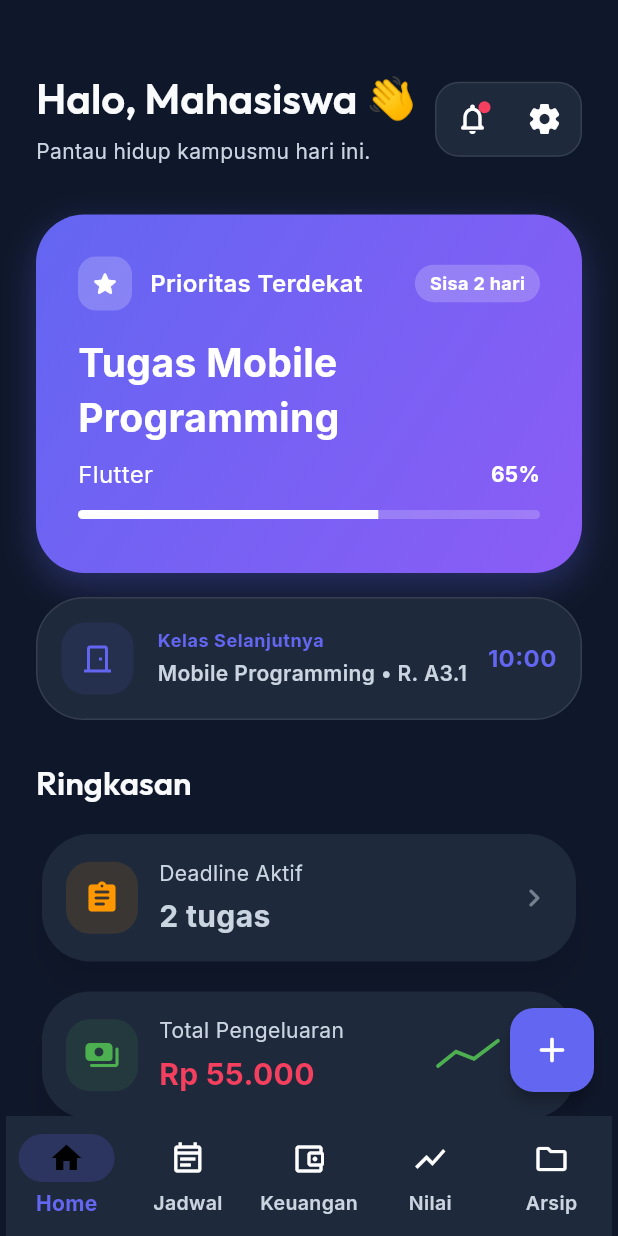
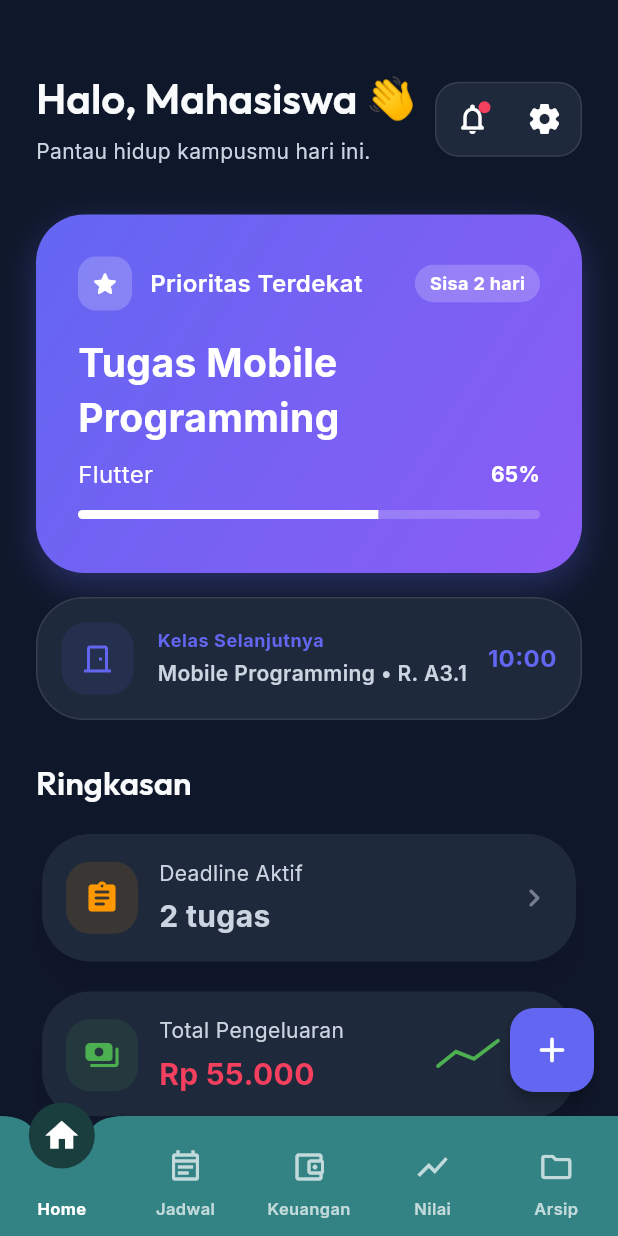
Before and after one commit to faiqurrohman/kampusgo_runner, a Flutter app: the screen it shows after launch, after a tap on "Masuk Sekarang", on a phone screen of 412 x 824 dp. Run offline on Flutter 3.47's test engine with Material 3 defaults, Android fonts, the phone set to English and light mode, and no system bars; our stand-ins replace google_fonts.

Commit message:
bottom navigation

```diff
--- a/lib/screens/dashboard_screen.dart
+++ b/lib/screens/dashboard_screen.dart
@@ -25,15 +25,9 @@ class _DashboardScreenState extends State<DashboardScreen> {
       elevation: 4,
       child: const Icon(Icons.add_rounded, color: Colors.white, size: 28),
     ) : null,
-    bottomNavigationBar: Padding(
-      padding: const EdgeInsets.symmetric(horizontal: 4),
-      child: NavigationBar(selectedIndex: index, onDestinationSelected: (v) => setState(() => index = v), destinations: const [
-        NavigationDestination(icon: Icon(Icons.home_outlined), selectedIcon: Icon(Icons.home), label: 'Home'),
-        NavigationDestination(icon: Icon(Icons.event_note_outlined), selectedIcon: Icon(Icons.event_note), label: 'Jadwal'),
-        NavigationDestination(icon: Icon(Icons.account_balance_wallet_outlined), selectedIcon: Icon(Icons.account_balance_wallet), label: 'Keuangan'),
-        NavigationDestination(icon: Icon(Icons.show_chart), label: 'Nilai'),
-        NavigationDestination(icon: Icon(Icons.folder_outlined), selectedIcon: Icon(Icons.folder), label: 'Arsip'),
-      ]),
+    bottomNavigationBar: _AnimatedMotionNavBar(
+      selectedIndex: index,
+      onDestinationSelected: (v) => setState(() => index = v),
     ),
   ));
 }
@@ -292,3 +286,161 @@ class _SettingsSheet extends StatelessWidget {
     );
   }
 }
+
+class _AnimatedMotionNavBar extends StatelessWidget {
+  final int selectedIndex;
+  final ValueChanged<int> onDestinationSelected;
+
+  const _AnimatedMotionNavBar({
+    required this.selectedIndex,
+    required this.onDestinationSelected,
+  });
+
+  @override
+  Widget build(BuildContext context) {
+    final items = [
+      (icon: Icons.home_outlined, activeIcon: Icons.home, label: 'Home'),
+      (icon: Icons.event_note_outlined, activeIcon: Icons.event_note, label: 'Jadwal'),
+      (icon: Icons.account_balance_wallet_outlined, activeIcon: Icons.account_balance_wallet, label: 'Keuangan'),
+      (icon: Icons.show_chart, activeIcon: Icons.show_chart, label: 'Nilai'),
+      (icon: Icons.folder_outlined, activeIcon: Icons.folder, label: 'Arsip'),
+    ];
+
+    // Menggunakan warna Teal utama sesuai instruksi dan gambar referensi user
+    const bgColor = Color(0xFF338385);
+    const circleColor = Color(0xFF1A3D3E);
+
+    return SizedBox(
+      height: 80,
+      child: TweenAnimationBuilder<double>(
+        tween: Tween<double>(begin: selectedIndex.toDouble(), end: selectedIndex.toDouble()),
+        duration: const Duration(milliseconds: 400),
+        curve: Curves.easeOutCubic,
+        builder: (context, animatedIndex, child) {
+          return Stack(
+            clipBehavior: Clip.none,
+            children: [
+              // 1. Custom Painter untuk menggambar bar beserta notch dan lingkaran indikator
+              CustomPaint(
+                size: Size(MediaQuery.of(context).size.width, 80),
+                painter: _NotchPainter(
+                  animatedIndex: animatedIndex,
+                  bgColor: bgColor,
+                  circleColor: circleColor,
+                ),
+              ),
+              // 2. Ikon-ikon navigasi beserta nama/labelnya
+              Row(
+                children: List.generate(items.length, (index) {
+                  final isSelected = index == selectedIndex;
+                  final item = items[index];
+                  return Expanded(
+                    child: GestureDetector(
+                      behavior: HitTestBehavior.opaque,
+                      onTap: () => onDestinationSelected(index),
+                      child: SizedBox(
+                        height: 80,
+                        child: Stack(
+                          alignment: Alignment.center,
+                          children: [
+                            // Animasi pergerakan ikon ke atas memasuki lingkaran indikator
+                            AnimatedPositioned(
+                              duration: const Duration(milliseconds: 350),
+                              curve: Curves.easeOutCubic,
+                              top: isSelected ? 0 : 22,
+                              child: AnimatedSwitcher(
+                                duration: const Duration(milliseconds: 300),
+                                transitionBuilder: (child, animation) => ScaleTransition(scale: animation, child: child),
+                                child: Icon(
+                                  isSelected ? item.activeIcon : item.icon,
+                                  key: ValueKey<bool>(isSelected),
+                                  color: isSelected ? Colors.white : Colors.white70,
+                                  size: isSelected ? 26 : 24,
+                                ),
+                              ),
+                            ),
+                            // Nama label tetap dipertahankan di bagian bawah tab
+                            Positioned(
+                              bottom: 10,
+                              child: Text(
+                                item.label,
+                                style: TextStyle(
+                                  fontSize: 11,
+                                  fontWeight: isSelected ? FontWeight.bold : FontWeight.w600,
+                                  color: isSelected ? Colors.white : Colors.white70,
+                                ),
+                              ),
+                            ),
+                          ],
+                        ),
+                      ),
+                    ),
+                  );
+                }),
+              ),
+            ],
+          );
+        },
+      ),
+    );
+  }
+}
+
+class _NotchPainter extends CustomPainter {
+  final double animatedIndex;
+  final Color bgColor;
+  final Color circleColor;
+
+  _NotchPainter({
+    required this.animatedIndex,
+    required this.bgColor,
+    required this.circleColor,
+  });
+
+  @override
+  void paint(Canvas canvas, Size size) {
+    double itemWidth = size.width / 5;
+    double centerX = (itemWidth * animatedIndex) + (itemWidth / 2);
+
+    // Jalur (Path) dari Bottom Navigation Bar dengan lekukan (notch) yang dinamis
+    Path path = Path();
+    path.moveTo(0, 0);
+    path.lineTo(centerX - 42, 0);
+
+    // Kurva masuk ke dalam lekukan (notch)
+    path.quadraticBezierTo(centerX - 22, 0, centerX - 18, 12);
+
+    // Busur melingkar cekung ke bawah
+    path.arcToPoint(
+      Offset(centerX + 18, 12),
+      radius: const Radius.circular(20),
+      clockwise: false,
+    );
+
+    // Kurva keluar dari lekukan (notch)
+    path.quadraticBezierTo(centerX + 22, 0, centerX + 42, 0);
+
+    path.lineTo(size.width, 0);
+    path.lineTo(size.width, size.height);
+    path.lineTo(0, size.height);
+    path.close();
+
+    // Menggambar bayangan halus di bawah bar agar terlihat lebih hidup dan premium
+    canvas.drawShadow(path, Colors.black, 8, true);
+
+    // Mengisi warna latar belakang bar utama
+    Paint bgPaint = Paint()..color = bgColor..style = PaintingStyle.fill;
+    canvas.drawPath(path, bgPaint);
+
+    // Menggambar lingkaran indikator gelap yang mengapung di dalam lekukan
+    Paint circlePaint = Paint()..color = circleColor..style = PaintingStyle.fill;
+    canvas.drawCircle(Offset(centerX, 13), 22, circlePaint);
+  }
+
+  @override
+  bool shouldRepaint(covariant _NotchPainter oldDelegate) {
+    return oldDelegate.animatedIndex != animatedIndex ||
+           oldDelegate.bgColor != bgColor ||
+           oldDelegate.circleColor != circleColor;
+  }
+}
```
Also changed, not shown: lib/screens/privacy_screen.dart (added).
